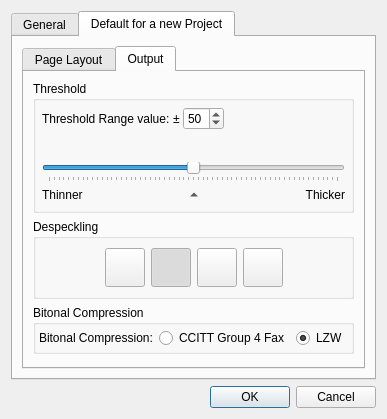
Before: the Qt Designer form ui/SettingsDialog.ui in scantailor/scantailor, drawn with Qt 5.
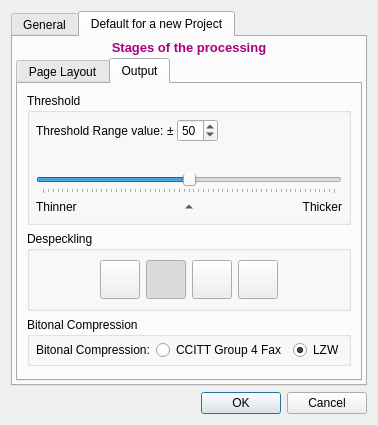
After: the same form once the commit is applied. The open tabs and pages were chosen to show the change. Icons and pictures are not drawn.

Commit message: 1. update translatioins 2. correct SettingsDialog

Diff of the .ui file:
```diff
--- a/ui/SettingsDialog.ui
+++ b/ui/SettingsDialog.ui
@@ -6,8 +6,8 @@
    <rect>
     <x>0</x>
     <y>0</y>
-    <width>343</width>
-    <height>400</height>
+    <width>336</width>
+    <height>409</height>
    </rect>
   </property>
   <property name="windowTitle">
@@ -101,7 +101,35 @@
       <attribute name="title">
        <string>Default for a new Project</string>
       </attribute>
+      <layout class="QVBoxLayout" name="verticalLayout_9">
+       <property name="margin">
+        <number>3</number>
+       </property>
+       <item>
       <layout class="QVBoxLayout" name="verticalLayout_8">
+         <property name="spacing">
+          <number>3</number>
+         </property>
+         <item>
+          <widget class="QLabel" name="InfoLabel">
+           <property name="frameShape">
+            <enum>QFrame::NoFrame</enum>
+           </property>
+           <property name="frameShadow">
+            <enum>QFrame::Plain</enum>
+           </property>
+           <property name="text">
+            <string>&lt;!DOCTYPE HTML PUBLIC &quot;-//W3C//DTD HTML 4.0//EN&quot; &quot;http://www.w3.org/TR/REC-html40/strict.dtd&quot;&gt;
+&lt;html&gt;&lt;head&gt;&lt;meta name=&quot;qrichtext&quot; content=&quot;1&quot; /&gt;&lt;style type=&quot;text/css&quot;&gt;
+p, li { white-space: pre-wrap; }
+&lt;/style&gt;&lt;/head&gt;&lt;body style=&quot; font-family:'MS Shell Dlg 2'; font-size:8.25pt; font-weight:400; font-style:normal;&quot;&gt;
+&lt;p align=&quot;center&quot; style=&quot; margin-top:0px; margin-bottom:0px; margin-left:0px; margin-right:0px; -qt-block-indent:0; text-indent:0px;&quot;&gt;&lt;span style=&quot; font-size:10pt; font-weight:600; color:#aa007f;&quot;&gt;Stages of the processing&lt;/span&gt;&lt;/p&gt;&lt;/body&gt;&lt;/html&gt;</string>
+           </property>
+           <property name="alignment">
+            <set>Qt::AlignCenter</set>
+           </property>
+          </widget>
+         </item>
        <item>
         <widget class="QTabWidget" name="defaultTabWidget">
          <property name="currentIndex">
@@ -499,7 +527,16 @@
               <property name="spacing">
                <number>3</number>
               </property>
-              <property name="margin">
+                <property name="leftMargin">
+                 <number>6</number>
+                </property>
+                <property name="topMargin">
+                 <number>3</number>
+                </property>
+                <property name="rightMargin">
+                 <number>3</number>
+                </property>
+                <property name="bottomMargin">
                <number>3</number>
               </property>
               <item>
@@ -552,6 +589,8 @@
           </layout>
          </widget>
         </widget>
+         </item>
+        </layout>
        </item>
       </layout>
      </widget>
```
Left out of the diff: 4 changed lines with no effect on the pictures. Lines whose indentation alone changed are shown as unchanged. The commit also changes 12 other files.
